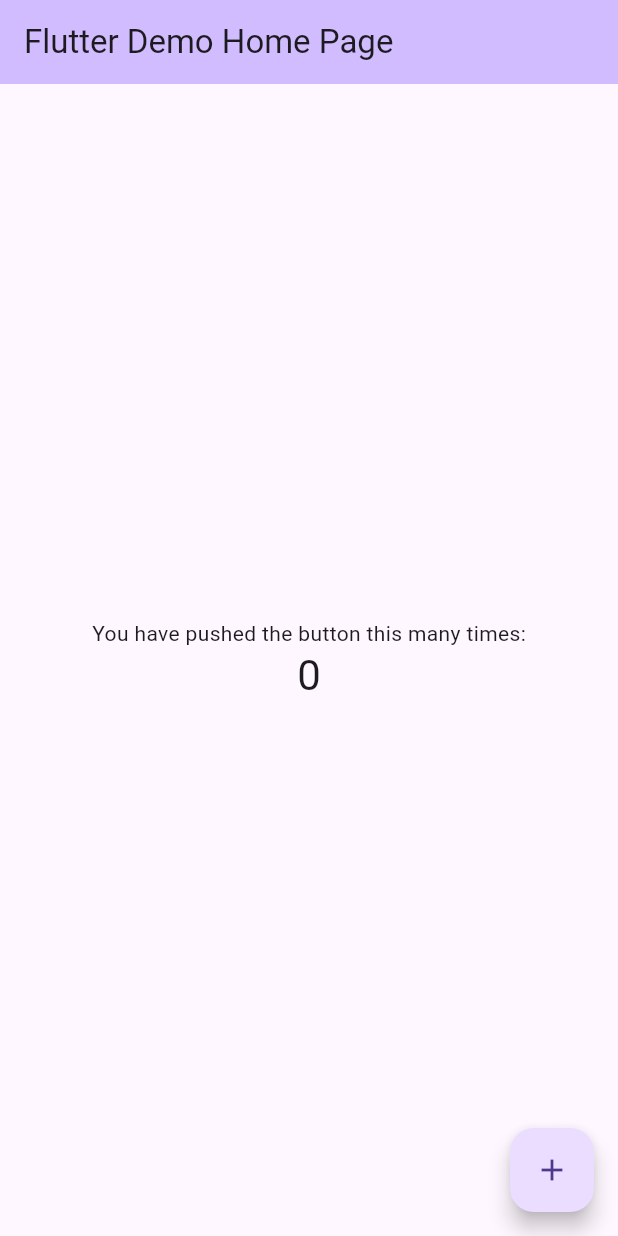
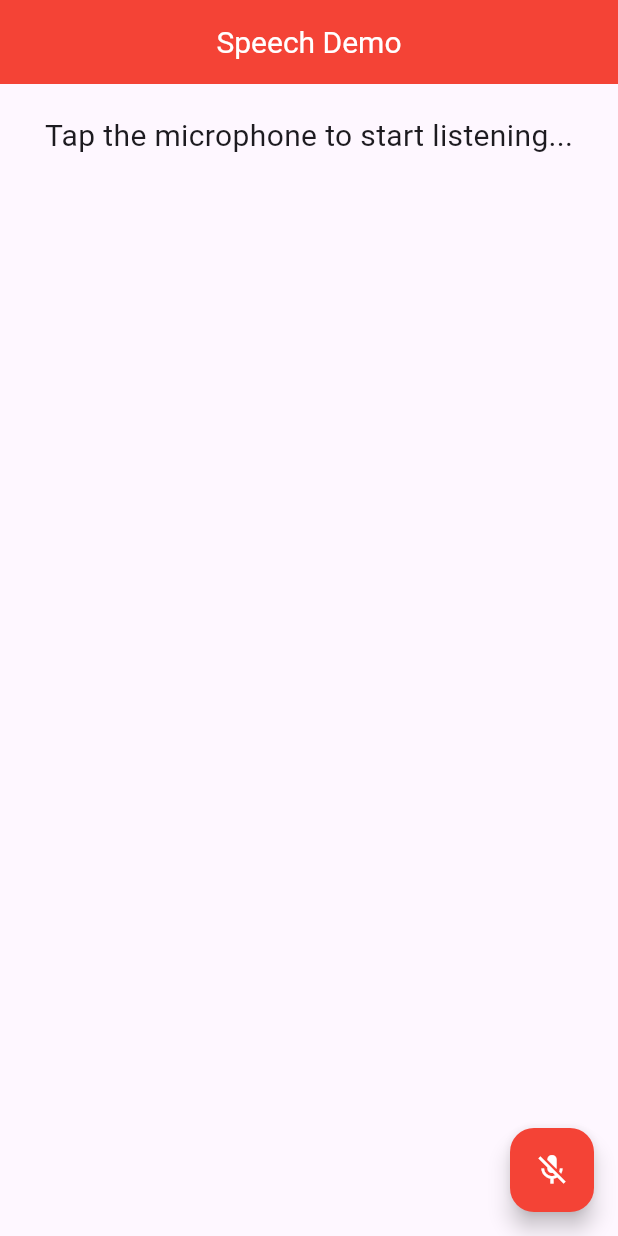
Before and after one commit to alam-2002/speech_to_text_app, a Flutter app: the screen it shows after launch, on a phone screen of 412 x 824 dp. Run offline on Flutter 3.47's test engine with Material 3 defaults, Android fonts, the phone set to English and light mode, and no system bars; drawn by our look-alikes of avatar_glow; our stand-ins replace get, speech_to_text.

Commit message:
speech_to_text package error fix

```diff
--- a/lib/main.dart
+++ b/lib/main.dart
@@ -1,4 +1,7 @@
 import 'package:flutter/material.dart';
+import 'package:get/get.dart';
+import 'package:my_speech_app/screens/home_screen.dart';
+import 'package:my_speech_app/screens/home_screen_getx.dart';
 
 void main() {
   runApp(const MyApp());
@@ -9,57 +12,11 @@ class MyApp extends StatelessWidget {
 
   @override
   Widget build(BuildContext context) {
-    return MaterialApp(
-      title: 'Flutter Demo',
-      home: const MyHomePage(title: 'Flutter Demo Home Page'),
+    return GetMaterialApp(
+      title: 'Speech to Text',
+      debugShowCheckedModeBanner: false,
+      home: HomeScreen(),
+      // home: HomeScreenGetx(),
     );
   }
 }
-
-class MyHomePage extends StatefulWidget {
-  const MyHomePage({super.key, required this.title});
-
-  final String title;
-
-  @override
-  State<MyHomePage> createState() => _MyHomePageState();
-}
-
-class _MyHomePageState extends State<MyHomePage> {
-  int _counter = 0;
-
-  void _incrementCounter() {
-    setState(() {
-      _counter++;
-    });
-  }
-
-  @override
-  Widget build(BuildContext context) {
-    return Scaffold(
-      appBar: AppBar(
-        backgroundColor: Theme.of(context).colorScheme.inversePrimary,
-        title: Text(widget.title),
-      ),
-      body: Center(
-        child: Column(
-          mainAxisAlignment: MainAxisAlignment.center,
-          children: <Widget>[
-            const Text(
-              'You have pushed the button this many times:',
-            ),
-            Text(
-              '$_counter',
-              style: Theme.of(context).textTheme.headlineMedium,
-            ),
-          ],
-        ),
-      ),
-      floatingActionButton: FloatingActionButton(
-        onPressed: _incrementCounter,
-        tooltip: 'Increment',
-        child: const Icon(Icons.add),
-      ),
-    );
-  }
-}
--- /dev/null
+++ b/lib/screens/home_screen.dart
@@ -0,0 +1,124 @@
+import 'package:avatar_glow/avatar_glow.dart';
+import 'package:flutter/material.dart';
+import 'package:speech_to_text/speech_recognition_result.dart';
+import 'package:speech_to_text/speech_to_text.dart';
+
+class HomeScreen extends StatefulWidget {
+  const HomeScreen({super.key});
+
+  @override
+  State<HomeScreen> createState() => _HomeScreenState();
+}
+
+class _HomeScreenState extends State<HomeScreen> {
+  final SpeechToText speechToText = SpeechToText();
+
+  bool speechEnabled = false;
+  String spokenWords = "";
+  double confidenceLevel = 0;
+
+  @override
+  void initState() {
+    super.initState();
+    initSpeech();
+  }
+
+  void initSpeech() async {
+    speechEnabled = await speechToText.initialize();
+    setState(() {});
+  }
+
+  void startListening() async {
+    await speechToText.listen(onResult: onSpeechResult);
+    setState(() {
+      confidenceLevel = 0;
+    });
+  }
+
+  void stopListening() async {
+    await speechToText.stop();
+    setState(() {});
+  }
+
+  void onSpeechResult(SpeechRecognitionResult result) async {
+    setState(() {
+      spokenWords = result.recognizedWords;
+      confidenceLevel = result.confidence;
+    });
+  }
+
+  @override
+  Widget build(BuildContext context) {
+    return Scaffold(
+      appBar: AppBar(
+        centerTitle: true,
+        backgroundColor: Colors.red,
+        title: Text(
+          'Speech Demo',
+          style: TextStyle(
+            color: Colors.white,
+            fontSize: 20,
+          ),
+        ),
+      ),
+      body: Center(
+        child: Column(
+          children: [
+            Container(
+              padding: EdgeInsets.only(top: 20, bottom: 10, left: 20, right: 20),
+              child: Text(
+                speechToText.isListening
+                    ? "Listening..."
+                    : speechEnabled
+                        ? "Tap the microphone to start listening..."
+                        : "Speech not available",
+                style: TextStyle(fontSize: 20),
+              ),
+            ),
+            Expanded(
+              child: Container(
+                padding: EdgeInsets.all(16),
+                child: Text(
+                  spokenWords,
+                  style: TextStyle(
+                    fontSize: 18,
+                    fontWeight: FontWeight.w300,
+                  ),
+                ),
+              ),
+            ),
+            if (speechToText.isNotListening && confidenceLevel > 0)
+              Padding(
+                padding: const EdgeInsets.only(bottom: 100),
+                child: Text(
+                  "Confidence: ${(confidenceLevel * 100).toStringAsFixed(1)}%",
+                  style: TextStyle(
+                    fontSize: 30,
+                    fontWeight: FontWeight.w200,
+                  ),
+                ),
+              ),
+          ],
+        ),
+      ),
+      floatingActionButton: AvatarGlow(
+        animate: speechToText.isListening,
+        glowColor: Colors.red,
+        glowShape: BoxShape.circle, // Use this if you need a glow effect
+        duration: const Duration(milliseconds: 1500),
+        repeat: true,
+        child: FloatingActionButton(
+          onPressed: () {
+            speechToText.isListening ? stopListening() : startListening();
+          },
+          tooltip: 'Speak',
+          backgroundColor: Colors.red,
+          child: Icon(
+            speechToText.isNotListening ? Icons.mic_off : Icons.mic,
+            color: Colors.white,
+          ),
+        ),
+      ),
+    );
+  }
+}
--- a/pubspec.yaml
+++ b/pubspec.yaml
@@ -1,4 +1,4 @@
-name: speech_to_text
+name: my_speech_app
 description: "A new Flutter project."
 
 publish_to: 'none'
@@ -13,7 +13,9 @@ dependencies:
     sdk: flutter
 
   cupertino_icons: ^1.0.8
-#  speech_to_text: ^7.0.0
+  speech_to_text: ^7.0.0
+  get: ^4.7.2
+  avatar_glow: ^3.0.1
 
 dev_dependencies:
   flutter_test:
```
Also changed, not shown: lib/screens/home_screen_getx.dart (added, +141 -0 lines), pubspec.lock, 7 other files.
